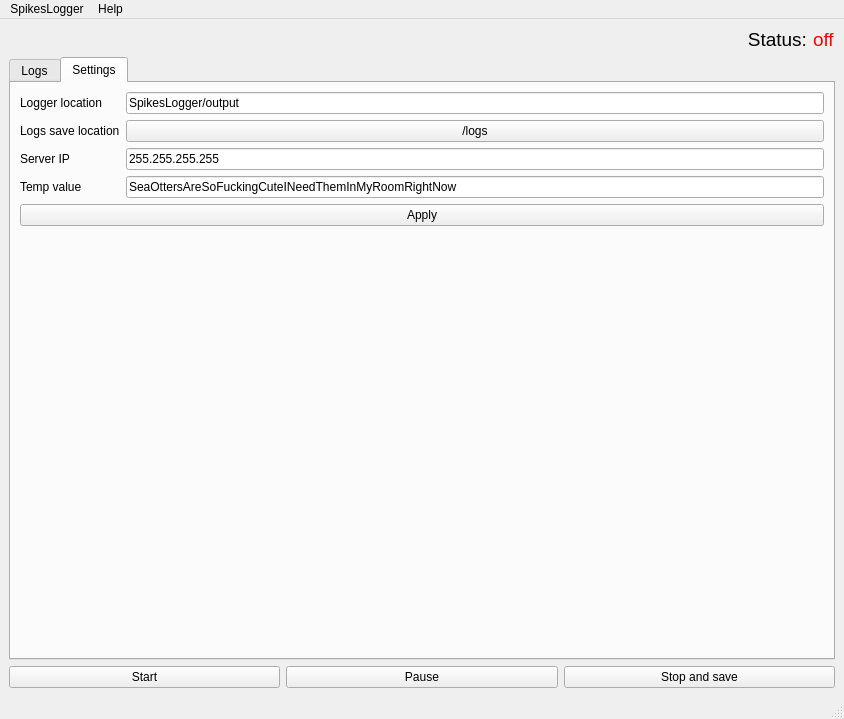
First picture: the form in src/LoggerGUI.ui, repository Spikes-2212-Programming-Guild/SpikesLogger, before the edit.
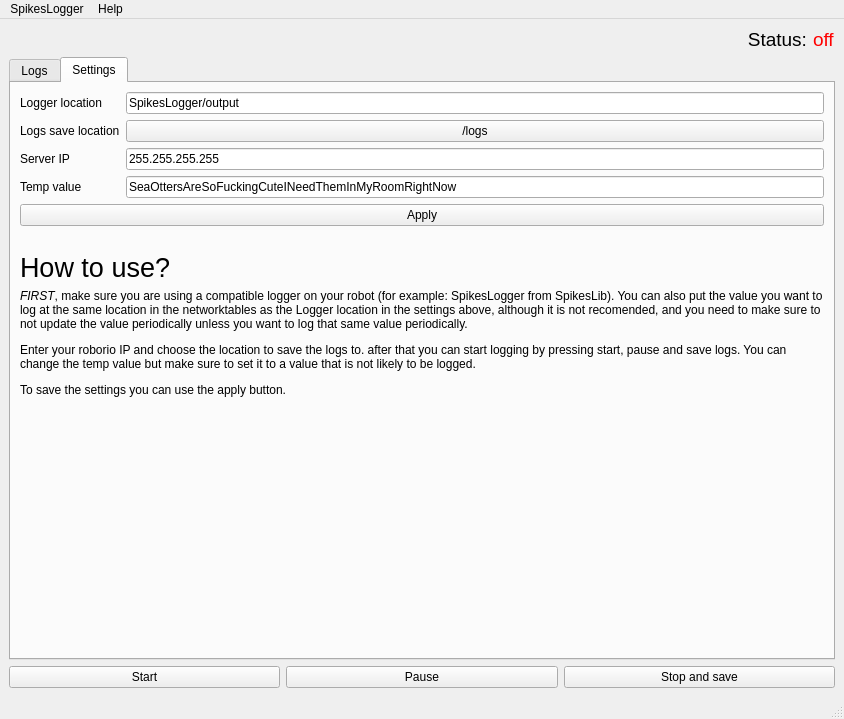
Second picture: the form after the edit. The open tabs and pages were chosen to show the change.

Commit message: added instructions is settings

Diff of the .ui file:
```diff
--- a/src/LoggerGUI.ui
+++ b/src/LoggerGUI.ui
@@ -157,6 +157,35 @@
           </property>
          </widget>
         </item>
+        <item>
+         <widget class="QLabel" name="label_8">
+          <property name="text">
+           <string/>
+          </property>
+         </widget>
+        </item>
+        <item>
+         <widget class="QLabel" name="label_6">
+          <property name="font">
+           <font>
+            <pointsize>20</pointsize>
+           </font>
+          </property>
+          <property name="text">
+           <string>How to use?</string>
+          </property>
+         </widget>
+        </item>
+        <item>
+         <widget class="QLabel" name="label_7">
+          <property name="text">
+           <string>&lt;html&gt;&lt;head/&gt;&lt;body&gt;&lt;p&gt;&lt;span style=&quot; font-style:italic;&quot;&gt;FIRST&lt;/span&gt;, make sure you are using a compatible logger on your robot (for example: SpikesLogger from SpikesLib). You can also put the value you want to log at the same location in the networktables as the Logger location in the settings above, although it is not recomended, and you need to make sure to not update the value periodically unless you want to log that same value periodically.&lt;/p&gt;&lt;p&gt;Enter your roborio IP and choose the location to save the logs to. after that you can start logging by pressing start, pause and save logs. You can change the temp value but make sure to set it to a value that is not likely to be logged.&lt;/p&gt;&lt;p&gt;To save the settings you can use the apply button.&lt;/p&gt;&lt;/body&gt;&lt;/html&gt;</string>
+          </property>
+          <property name="wordWrap">
+           <bool>true</bool>
+          </property>
+         </widget>
+        </item>
         <item>
          <spacer name="verticalSpacer">
           <property name="orientation">
```
The commit also changes 1 other file.
